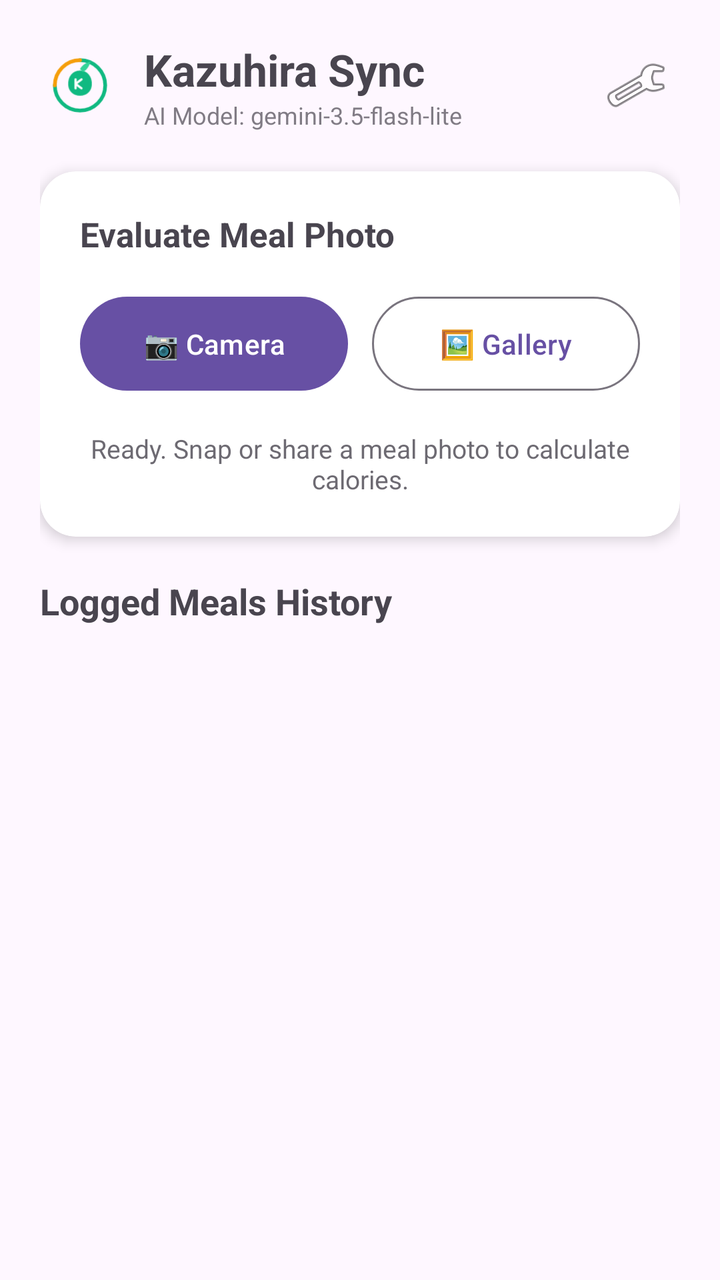
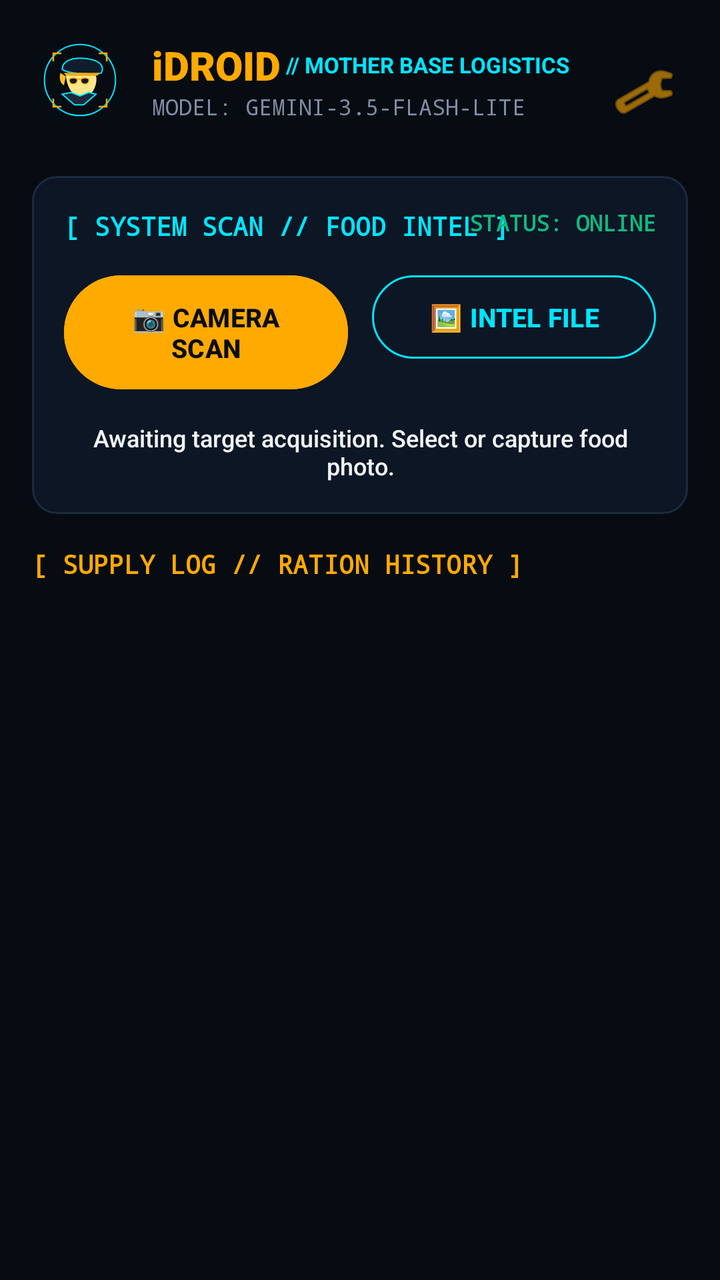

Two renders of the same Android screen: before a commit and after it. Below are the layout's source before the change and the commit's diff.
<!-- AndroidManifest.xml: activity theme Theme.Material3.DayNight -->
<!-- res/layout/activity_main.xml -->
<?xml version="1.0" encoding="utf-8"?>
<LinearLayout xmlns:android="http://schemas.android.com/apk/res/android"
    xmlns:app="http://schemas.android.com/apk/res-auto"
    android:layout_width="match_parent"
    android:layout_height="match_parent"
    android:orientation="vertical"
    android:padding="20dp"
    android:background="?android:attr/colorBackground">

    
    <RelativeLayout
        android:layout_width="match_parent"
        android:layout_height="wrap_content"
        android:layout_marginBottom="20dp">

        <LinearLayout
            android:layout_width="wrap_content"
            android:layout_height="wrap_content"
            android:orientation="horizontal"
            android:gravity="center_vertical"
            android:layout_alignParentStart="true"
            android:layout_toStartOf="@id/btnSettings">

            <ImageView
                android:layout_width="40dp"
                android:layout_height="40dp"
                android:src="@drawable/ic_launcher_foreground"
                android:layout_marginEnd="12dp" />

            <LinearLayout
                android:layout_width="wrap_content"
                android:layout_height="wrap_content"
                android:orientation="vertical">

                <TextView
                    android:layout_width="wrap_content"
                    android:layout_height="wrap_content"
                    android:text="Kazuhira Sync"
                    android:textSize="22sp"
                    android:textStyle="bold" />

                <TextView
                    android:id="@+id/tvModelSubtitle"
                    android:layout_width="wrap_content"
                    android:layout_height="wrap_content"
                    android:text="AI Model: gemini-3.5-flash-lite"
                    android:textSize="12sp"
                    android:alpha="0.7" />
            </LinearLayout>
        </LinearLayout>

        <ImageButton
            android:id="@+id/btnSettings"
            android:layout_width="44dp"
            android:layout_height="44dp"
            android:layout_alignParentEnd="true"
            android:layout_centerVertical="true"
            android:background="?attr/selectableItemBackgroundBorderless"
            android:contentDescription="Settings"
            android:src="@android:drawable/ic_menu_preferences" />
    </RelativeLayout>

    
    <androidx.cardview.widget.CardView
        android:layout_width="match_parent"
        android:layout_height="wrap_content"
        android:layout_marginBottom="20dp"
        app:cardCornerRadius="18dp"
        app:cardElevation="4dp">

        <LinearLayout
            android:layout_width="match_parent"
            android:layout_height="wrap_content"
            android:orientation="vertical"
            android:padding="20dp">

            <TextView
                android:layout_width="wrap_content"
                android:layout_height="wrap_content"
                android:text="Evaluate Meal Photo"
                android:textSize="17sp"
                android:textStyle="bold"
                android:layout_marginBottom="16dp" />

            <LinearLayout
                android:layout_width="match_parent"
                android:layout_height="wrap_content"
                android:orientation="horizontal"
                android:weightSum="2"
                android:layout_marginBottom="16dp">

                <Button
                    android:id="@+id/btnTakePhoto"
                    android:layout_width="0dp"
                    android:layout_height="wrap_content"
                    android:layout_weight="1"
                    android:layout_marginEnd="6dp"
                    android:text="📷 Camera"
                    android:paddingVertical="14dp" />

                <Button
                    android:id="@+id/btnPickGallery"
                    style="?attr/materialButtonOutlinedStyle"
                    android:layout_width="0dp"
                    android:layout_height="wrap_content"
                    android:layout_weight="1"
                    android:layout_marginStart="6dp"
                    android:text="🖼️ Gallery"
                    android:paddingVertical="14dp" />
            </LinearLayout>

            <ProgressBar
                android:id="@+id/progressBar"
                android:layout_width="wrap_content"
                android:layout_height="wrap_content"
                android:layout_gravity="center"
                android:visibility="gone"
                android:layout_marginBottom="8dp" />

            <TextView
                android:id="@+id/statusText"
                android:layout_width="match_parent"
                android:layout_height="wrap_content"
                android:text="Ready. Snap or share a meal photo to calculate calories."
                android:textSize="13sp"
                android:textAlignment="center"
                android:alpha="0.8" />
        </LinearLayout>
    </androidx.cardview.widget.CardView>

    
    <TextView
        android:layout_width="wrap_content"
        android:layout_height="wrap_content"
        android:text="Logged Meals History"
        android:textSize="18sp"
        android:textStyle="bold"
        android:layout_marginBottom="12dp" />

    <ListView
        android:id="@+id/listViewHistory"
        android:layout_width="match_parent"
        android:layout_height="0dp"
        android:layout_weight="1"
        android:divider="@null"
        android:dividerHeight="0dp" />

</LinearLayout>
<!-- resources referenced by this layout -->
<resources>
  <!-- drawable ic_launcher_foreground (drawable) -->
  <?xml version="1.0" encoding="utf-8"?>
  <vector xmlns:android="http://schemas.android.com/apk/res/android"
      android:width="108dp"
      android:height="108dp"
      android:viewportWidth="108"
      android:viewportHeight="108">
  
      
      <path
          android:pathData="M54,20 A34,34 0 1,1 20,54"
          android:strokeColor="#10B981"
          android:strokeWidth="5"
          android:strokeLineCap="round"/>
  
      <path
          android:pathData="M20,54 A34,34 0 0,1 54,20"
          android:strokeColor="#F59E0B"
          android:strokeWidth="5"
          android:strokeLineCap="round"/>
  
      
      <path
          android:pathData="M54,34 C44,34 38,42 38,52 C38,62 45,68 54,68 C63,68 70,62 70,52 C70,42 64,34 54,34 Z"
          android:fillColor="#10B981"/>
  
      
      <path
          android:pathData="M54,32 C58,24 68,22 68,22 C68,22 66,32 58,36 Z"
          android:fillColor="#34D399"/>
  
      
      <path
          android:pathData="M48,46 L48,58 M48,52 L56,46 M48,52 L56,58"
          android:strokeColor="#FFFFFF"
          android:strokeWidth="3"
          android:strokeLineCap="round"
          android:strokeLineJoin="round"/>
  </vector>
</resources>

<!-- the commit's change to res/layout/activity_main.xml (unified diff, before → after) -->
@@ -4,14 +4,15 @@
     android:layout_width="match_parent"
     android:layout_height="match_parent"
     android:orientation="vertical"
-    android:padding="20dp"
-    android:background="?android:attr/colorBackground">
+    android:padding="16dp"
+    android:background="@color/idroid_bg">
 
     
     <RelativeLayout
         android:layout_width="match_parent"
         android:layout_height="wrap_content"
-        android:layout_marginBottom="20dp">
+        android:paddingBottom="12dp"
+        android:layout_marginBottom="12dp">
 
         <LinearLayout
             android:layout_width="wrap_content"
@@ -21,9 +22,10 @@
             android:layout_alignParentStart="true"
             android:layout_toStartOf="@id/btnSettings">
 
+            
             <ImageView
-                android:layout_width="40dp"
-                android:layout_height="40dp"
+                android:layout_width="48dp"
+                android:layout_height="48dp"
                 android:src="@drawable/ic_launcher_foreground"
                 android:layout_marginEnd="12dp" />
 
@@ -32,20 +34,38 @@
                 android:layout_height="wrap_content"
                 android:orientation="vertical">
 
-                <TextView
+                <LinearLayout
                     android:layout_width="wrap_content"
                     android:layout_height="wrap_content"
-                    android:text="Kazuhira Sync"
-                    android:textSize="22sp"
-                    android:textStyle="bold" />
+                    android:orientation="horizontal"
+                    android:gravity="center_vertical">
+
+                    <TextView
+                        android:layout_width="wrap_content"
+                        android:layout_height="wrap_content"
+                        android:text="iDROID"
+                        android:textSize="20sp"
+                        android:textStyle="bold"
+                        android:textColor="@color/idroid_amber"
+                        android:fontFamily="sans-serif-black" />
+
+                    <TextView
+                        android:layout_width="wrap_content"
+                        android:layout_height="wrap_content"
+                        android:text=" // MOTHER BASE LOGISTICS"
+                        android:textSize="11sp"
+                        android:textStyle="bold"
+                        android:textColor="@color/idroid_cyan" />
+                </LinearLayout>
 
                 <TextView
                     android:id="@+id/tvModelSubtitle"
                     android:layout_width="wrap_content"
                     android:layout_height="wrap_content"
-                    android:text="AI Model: gemini-3.5-flash-lite"
-                    android:textSize="12sp"
-                    android:alpha="0.7" />
+                    android:text="MODEL: GEMINI-3.5-FLASH-LITE"
+                    android:textSize="11sp"
+                    android:textColor="@color/idroid_text_dim"
+                    android:fontFamily="monospace" />
             </LinearLayout>
         </LinearLayout>
 
@@ -57,85 +77,110 @@
             android:layout_centerVertical="true"
             android:background="?attr/selectableItemBackgroundBorderless"
             android:contentDescription="Settings"
-            android:src="@android:drawable/ic_menu_preferences" />
+            android:src="@android:drawable/ic_menu_preferences"
+            app:tint="@color/idroid_amber" />
     </RelativeLayout>
 
     
-    <androidx.cardview.widget.CardView
+    <LinearLayout
         android:layout_width="match_parent"
         android:layout_height="wrap_content"
-        android:layout_marginBottom="20dp"
-        app:cardCornerRadius="18dp"
-        app:cardElevation="4dp">
+        android:orientation="vertical"
+        android:background="@drawable/bg_idroid_card"
+        android:padding="16dp"
+        android:layout_marginBottom="16dp">
 
-        <LinearLayout
+        <RelativeLayout
             android:layout_width="match_parent"
             android:layout_height="wrap_content"
-            android:orientation="vertical"
-            android:padding="20dp">
+            android:layout_marginBottom="12dp">
 
             <TextView
                 android:layout_width="wrap_content"
                 android:layout_height="wrap_content"
-                android:text="Evaluate Meal Photo"
-                android:textSize="17sp"
+                android:text="[ SYSTEM SCAN // FOOD INTEL ]"
+                android:textSize="13sp"
                 android:textStyle="bold"
-                android:layout_marginBottom="16dp" />
+                android:textColor="@color/idroid_cyan"
+                android:fontFamily="monospace" />
 
-            <LinearLayout
-                android:layout_width="match_parent"
-                android:layout_height="wrap_content"
-                android:orientation="horizontal"
-                android:weightSum="2"
-                android:layout_marginBottom="16dp">
-
-                <Button
-                    android:id="@+id/btnTakePhoto"
-                    android:layout_width="0dp"
-                    android:layout_height="wrap_content"
-                    android:layout_weight="1"
-                    android:layout_marginEnd="6dp"
-                    android:text="📷 Camera"
-                    android:paddingVertical="14dp" />
-
-                <Button
-                    android:id="@+id/btnPickGallery"
-                    style="?attr/materialButtonOutlinedStyle"
-                    android:layout_width="0dp"
-                    android:layout_height="wrap_content"
-                    android:layout_weight="1"
-                    android:layout_marginStart="6dp"
-                    android:text="🖼️ Gallery"
-                    android:paddingVertical="14dp" />
-            </LinearLayout>
-
-            <ProgressBar
-                android:id="@+id/progressBar"
+            <TextView
                 android:layout_width="wrap_content"
                 android:layout_height="wrap_content"
-                android:layout_gravity="center"
-                android:visibility="gone"
-                android:layout_marginBottom="8dp" />
+                android:layout_alignParentEnd="true"
+                android:text="STATUS: ONLINE"
+                android:textSize="11sp"
+                android:textStyle="bold"
+                android:textColor="@color/idroid_green"
+                android:fontFamily="monospace" />
+        </RelativeLayout>
 
-            <TextView
-                android:id="@+id/statusText"
-                android:layout_width="match_parent"
+        
+        <LinearLayout
+            android:layout_width="match_parent"
+            android:layout_height="wrap_content"
+            android:orientation="horizontal"
+            android:weightSum="2"
+            android:layout_marginBottom="12dp">
+
+            <Button
+                android:id="@+id/btnTakePhoto"
+                android:layout_width="0dp"
                 android:layout_height="wrap_content"
-                android:text="Ready. Snap or share a meal photo to calculate calories."
+                android:layout_weight="1"
+                android:layout_marginEnd="6dp"
+                android:text="📷 CAMERA SCAN"
                 android:textSize="13sp"
-                android:textAlignment="center"
-                android:alpha="0.8" />
+                android:textStyle="bold"
+                android:textColor="#080D14"
+                android:backgroundTint="@color/idroid_amber"
+                android:paddingVertical="12dp" />
+
+            <Button
+                android:id="@+id/btnPickGallery"
+                style="?attr/materialButtonOutlinedStyle"
+                android:layout_width="0dp"
+                android:layout_height="wrap_content"
+                android:layout_weight="1"
+                android:layout_marginStart="6dp"
+                android:text="🖼️ INTEL FILE"
+                android:textSize="13sp"
+                android:textStyle="bold"
+                android:textColor="@color/idroid_cyan"
+                app:strokeColor="@color/idroid_cyan"
+                android:paddingVertical="12dp" />
         </LinearLayout>
-    </androidx.cardview.widget.CardView>
+
+        <ProgressBar
+            android:id="@+id/progressBar"
+            android:layout_width="wrap_content"
+            android:layout_height="wrap_content"
+            android:layout_gravity="center"
+            android:visibility="gone"
+            android:indeterminateTint="@color/idroid_cyan"
+            android:layout_marginBottom="8dp" />
+
+        <TextView
+            android:id="@+id/statusText"
+            android:layout_width="match_parent"
+            android:layout_height="wrap_content"
+            android:text="Awaiting target acquisition. Select or capture food photo."
+            android:textSize="12sp"
+            android:textColor="@color/idroid_text_main"
+            android:textAlignment="center"
+            android:fontFamily="sans-serif-medium" />
+    </LinearLayout>
 
     
     <TextView
         android:layout_width="wrap_content"
         android:layout_height="wrap_content"
-        android:text="Logged Meals History"
-        android:textSize="18sp"
+        android:text="[ SUPPLY LOG // RATION HISTORY ]"
+        android:textSize="13sp"
         android:textStyle="bold"
-        android:layout_marginBottom="12dp" />
+        android:textColor="@color/idroid_amber"
+        android:fontFamily="monospace"
+        android:layout_marginBottom="8dp" />
 
     <ListView
         android:id="@+id/listViewHistory"
<!-- resource entries referenced after the edit -->
@@ -1,43 +1,23 @@
 <!-- resources referenced by this layout -->
 <resources>
-  <!-- drawable ic_launcher_foreground (drawable) -->
+  <color name="idroid_amber">#FFAA00</color>
+  <color name="idroid_bg">#070B12</color>
+  <color name="idroid_cyan">#00E5FF</color>
+  <color name="idroid_green">#10B981</color>
+  <color name="idroid_text_dim">#7D8EA4</color>
+  <color name="idroid_text_main">#F1F5F9</color>
+  <!-- drawable bg_idroid_card (drawable) -->
   <?xml version="1.0" encoding="utf-8"?>
-  <vector xmlns:android="http://schemas.android.com/apk/res/android"
-      android:width="108dp"
-      android:height="108dp"
-      android:viewportWidth="108"
-      android:viewportHeight="108">
-  
-      
-      <path
-          android:pathData="M54,20 A34,34 0 1,1 20,54"
-          android:strokeColor="#10B981"
-          android:strokeWidth="5"
-          android:strokeLineCap="round"/>
-  
-      <path
-          android:pathData="M20,54 A34,34 0 0,1 54,20"
-          android:strokeColor="#F59E0B"
-          android:strokeWidth="5"
-          android:strokeLineCap="round"/>
-  
-      
-      <path
-          android:pathData="M54,34 C44,34 38,42 38,52 C38,62 45,68 54,68 C63,68 70,62 70,52 C70,42 64,34 54,34 Z"
-          android:fillColor="#10B981"/>
-  
-      
-      <path
-          android:pathData="M54,32 C58,24 68,22 68,22 C68,22 66,32 58,36 Z"
-          android:fillColor="#34D399"/>
-  
-      
-      <path
-          android:pathData="M48,46 L48,58 M48,52 L56,46 M48,52 L56,58"
-          android:strokeColor="#FFFFFF"
-          android:strokeWidth="3"
-          android:strokeLineCap="round"
-          android:strokeLineJoin="round"/>
-  </vector>
+  <shape xmlns:android="http://schemas.android.com/apk/res/android"
+      android:shape="rectangle">
+      <solid android:color="@color/idroid_card" />
+      <corners android:radius="12dp" />
+      <stroke
+          android:width="1dp"
+          android:color="@color/idroid_border" />
+  </shape>
+  <!-- drawable ic_launcher_foreground: vector/xml drawable (drawable, 2009 chars, omitted) -->
+  <color name="idroid_card">#0D1624</color>
+  <color name="idroid_border">#1C2A3E</color>
 </resources>
 
